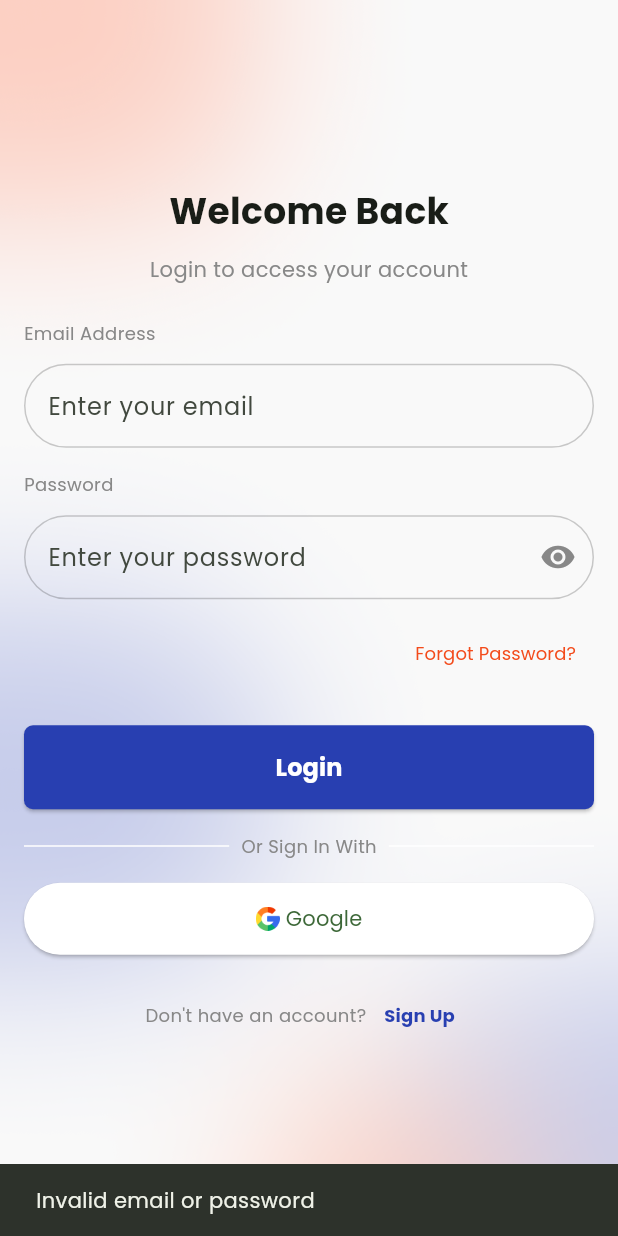
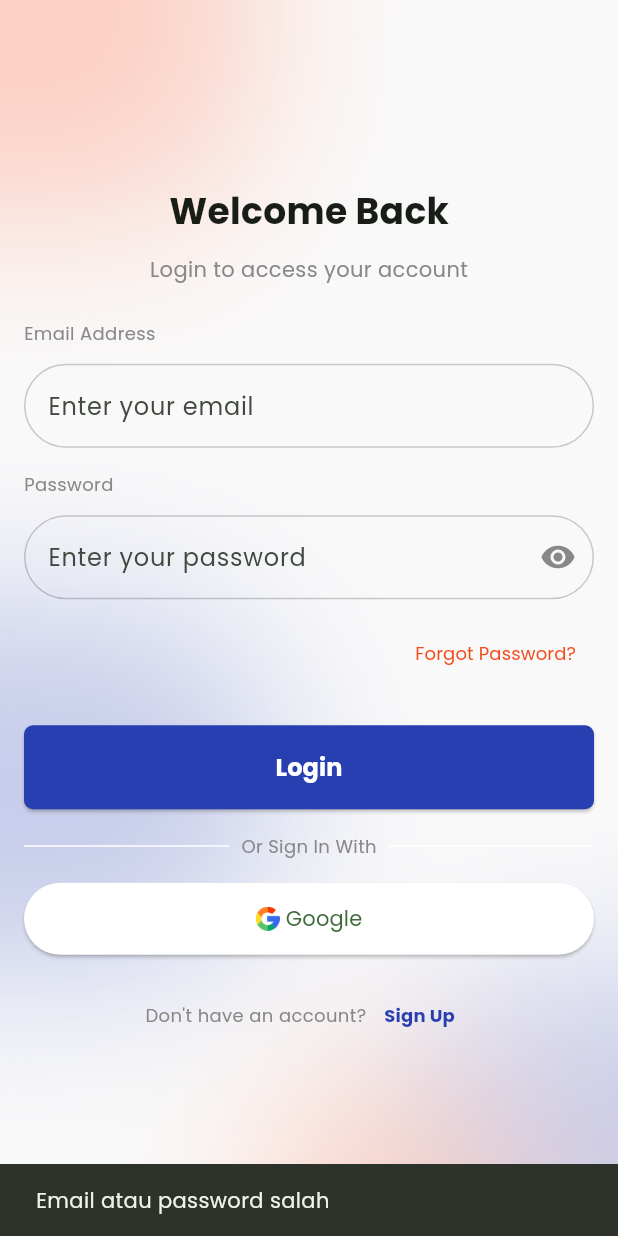
Before and after one commit to Habibieproject/ppkd_b_2, a Flutter app: the screen it shows after launch, after a tap on "Login", on a phone screen of 412 x 824 dp. Run offline on Flutter 3.47's test engine with Material 3 defaults, Android fonts, the phone set to English and light mode, and no system bars; our stand-ins replace shared_preferences, sqflite; accounts and stored records are empty.

Commit message:
ubah pesan kesalahan login menjadi "Email atau password salah"

```diff
--- a/lib/meet_16/login_screen.dart
+++ b/lib/meet_16/login_screen.dart
@@ -96,7 +96,7 @@ class _LoginScreenAppState extends State<LoginScreenApp> {
                       );
                     } else {
                       ScaffoldMessenger.of(context).showSnackBar(
-                        SnackBar(content: Text("Invalid email or password")),
+                        SnackBar(content: Text("Email atau password salah")),
                       );
                     }
                   },
```
